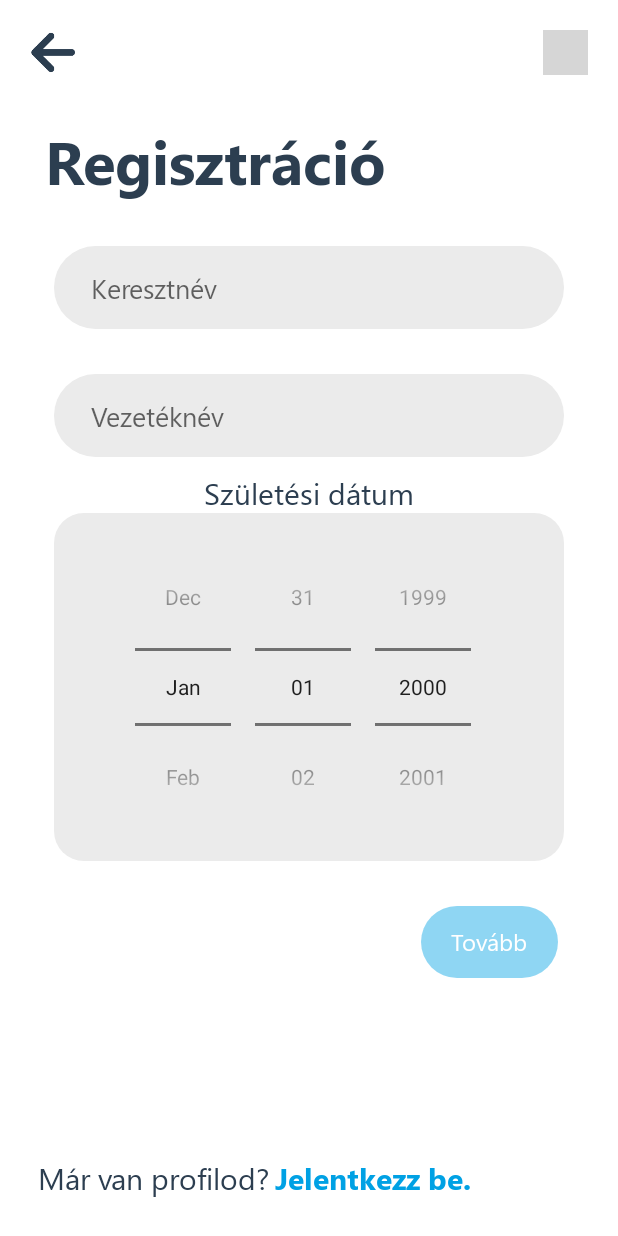
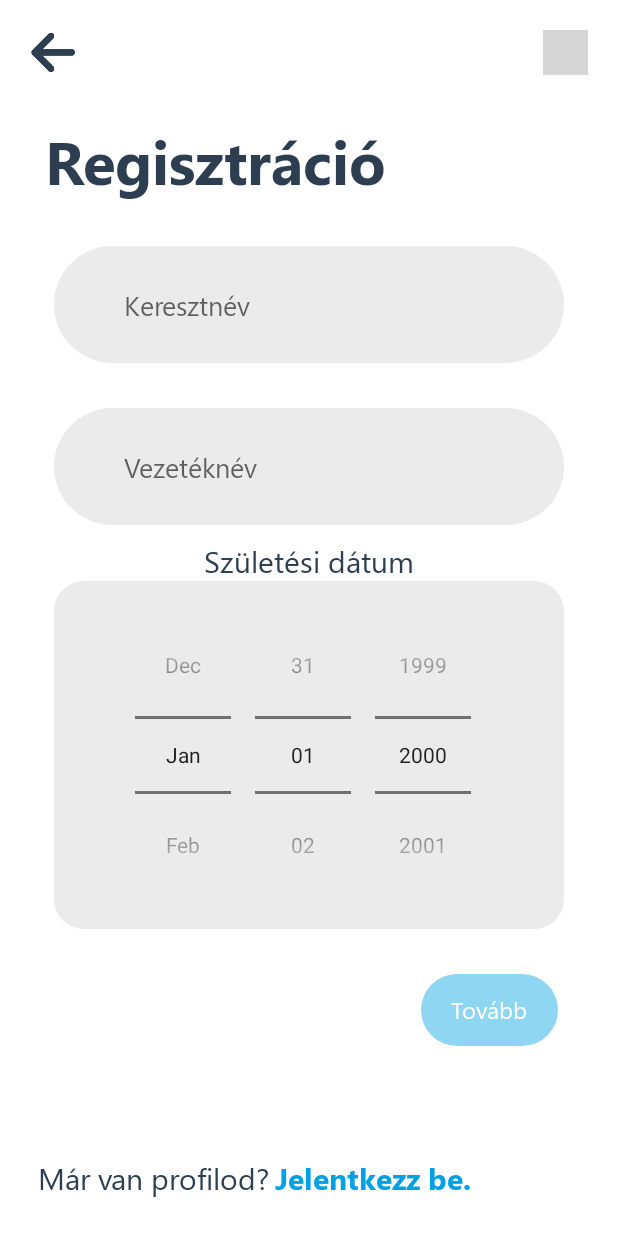
Before and after one commit to leventenyiro/light_airlines, an Android app: the Reg2Activity screen opened directly, with no data from a screen before it, on a phone screen of 412 x 824 dp. Run offline under Robolectric (Android 15) with nearby library versions, the phone set to English and light mode, and no system bars; 1 statement that could not run was skipped; grey boxes are pictures that could not be loaded.

Commit message:
Reg2 inputok ellenőrzése és visszajelzése

```diff
--- a/app/src/main/java/com/nyirolevente/lightairlines/Reg2Activity.java
+++ b/app/src/main/java/com/nyirolevente/lightairlines/Reg2Activity.java
@@ -175,16 +175,35 @@ public class Reg2Activity extends AppCompatActivity implements View.OnClickListe
 
     public void ellenorzes()
     {
-        if (!inputFirstname.getText().toString().isEmpty() && !inputLastname.getText().toString().isEmpty()/* && !inputBirthdate.getText().toString().isEmpty() && datumEllenorzes(inputBirthdate.getText().toString())*/)
+        if (!inputFirstname.getText().toString().isEmpty())
+        {
+            inputFirstname.setBackground(getResources().getDrawable(R.drawable.inputgreen));
+            inputFirstname.setPaddingRelative(70, 40, 40, 40);
+        }
+        if (!inputLastname.getText().toString().isEmpty())
+        {
+            inputLastname.setBackground(getResources().getDrawable(R.drawable.inputgreen));
+            inputLastname.setPaddingRelative(70, 40, 40, 40);
+        }
+        if (!inputFirstname.getText().toString().isEmpty() && !inputLastname.getText().toString().isEmpty())
         {
             btnNext.setEnabled(true);
             btnNext.setBackground(getResources().getDrawable(R.drawable.button));
         }
-
         else
         {
             btnNext.setEnabled(false);
             btnNext.setBackground(getResources().getDrawable(R.drawable.buttondisabled));
+            if (inputFirstname.getText().toString().isEmpty())
+            {
+                inputFirstname.setBackground(getResources().getDrawable(R.drawable.input));
+                inputFirstname.setPaddingRelative(70, 40, 40, 40);
+            }
+            if (inputLastname.getText().toString().isEmpty())
+            {
+                inputLastname.setBackground(getResources().getDrawable(R.drawable.input));
+                inputLastname.setPaddingRelative(70, 40, 40, 40);
+            }
         }
     }
 }
```
